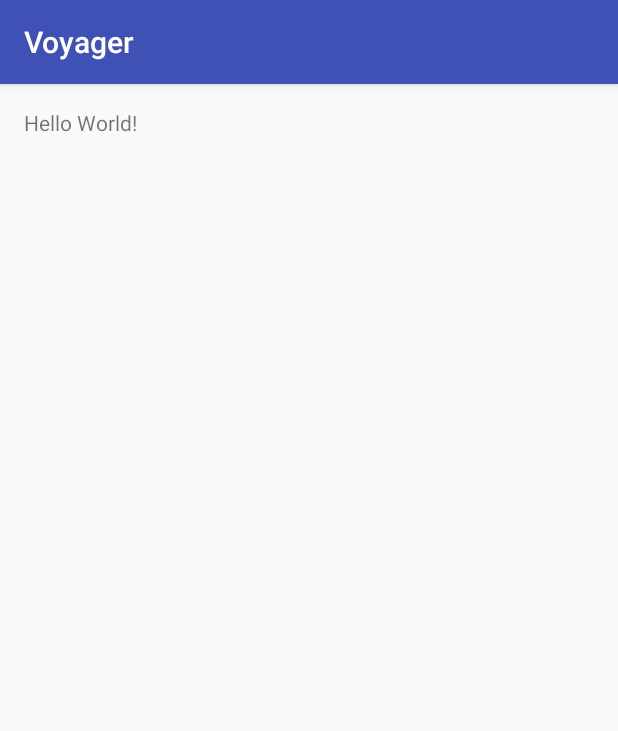
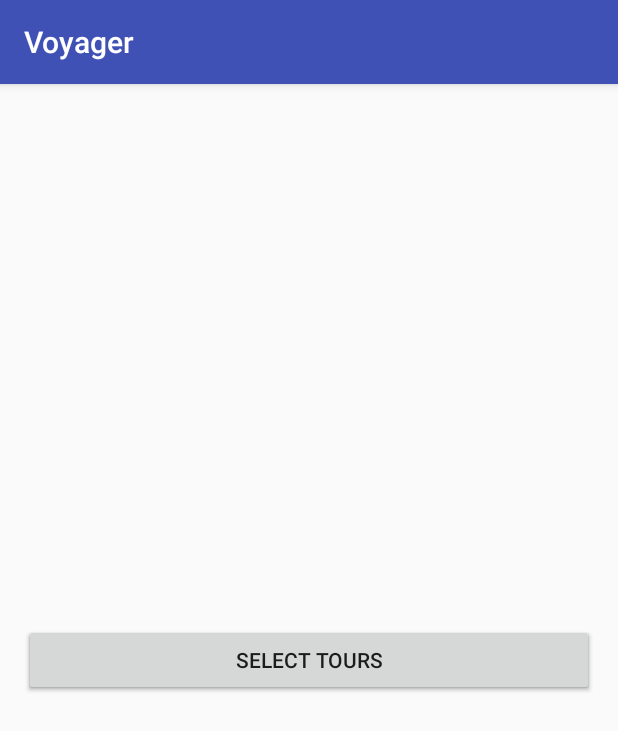
Before and after one commit to shrimalmadhur/Voyager, an Android app: the screen it shows after launch (UserActivity), on a phone screen of 412 x 824 dp. Shown: the top 731 px of the screen. Run offline under Robolectric (Android 15) with nearby library versions, the phone set to English and light mode, and no system bars.

Commit message:
Initial page commit

```diff
--- a/app/src/main/java/com/angelhack/voyager/UserActivity.java
+++ b/app/src/main/java/com/angelhack/voyager/UserActivity.java
@@ -2,6 +2,7 @@
 
 import android.support.v7.app.AppCompatActivity;
 import android.os.Bundle;
+import android.view.View;
 
 public class UserActivity extends AppCompatActivity {
 
@@ -10,4 +11,15 @@
         super.onCreate(savedInstanceState);
         setContentView(R.layout.activity_user);
     }
+
+
+    // Create content Activity goes here
+    public void createTour(View view) {
+
+    }
+
+    // select a tour Activity goes here
+    public void selectTour(View view){
+
+    }
 }
--- a/app/src/main/res/layout/activity_user.xml
+++ b/app/src/main/res/layout/activity_user.xml
@@ -7,10 +7,26 @@
     android:paddingLeft="@dimen/activity_horizontal_margin"
     android:paddingRight="@dimen/activity_horizontal_margin"
     android:paddingTop="@dimen/activity_vertical_margin"
-    tools:context="com.angelhack.voyager.UserActivity">
+    tools:context="com.angelhack.voyager.UserActivity"
+    android:orientation="vertical"
+    >
 
-    <TextView
-        android:layout_width="wrap_content"
+    <Button
+        android:layout_width="match_parent"
         android:layout_height="wrap_content"
-        android:text="Hello World!" />
+        android:text="@string/create_tour"
+        android:layout_alignBaseline="@+id/select_tour"
+        android:layout_alignBottom="@+id/select_tour"
+        android:layout_alignParentStart="true"
+        android:id="@+id/create_tour"
+        android:onClick="createTour"/>
+
+    <Button
+        android:layout_width="match_parent"
+        android:layout_height="wrap_content"
+        android:text="@string/select_tour"
+        android:layout_centerVertical="true"
+        android:layout_alignParentStart="true"
+        android:id="@+id/select_tour"
+        android:onClick="selectTour"/>
 </RelativeLayout>
--- a/app/src/main/res/values/strings.xml
+++ b/app/src/main/res/values/strings.xml
@@ -1,3 +1,5 @@
 <resources>
     <string name="app_name">Voyager</string>
+    <string name="create_tour">Create Tours</string>
+    <string name="select_tour">Select Tours</string>
 </resources>
```
